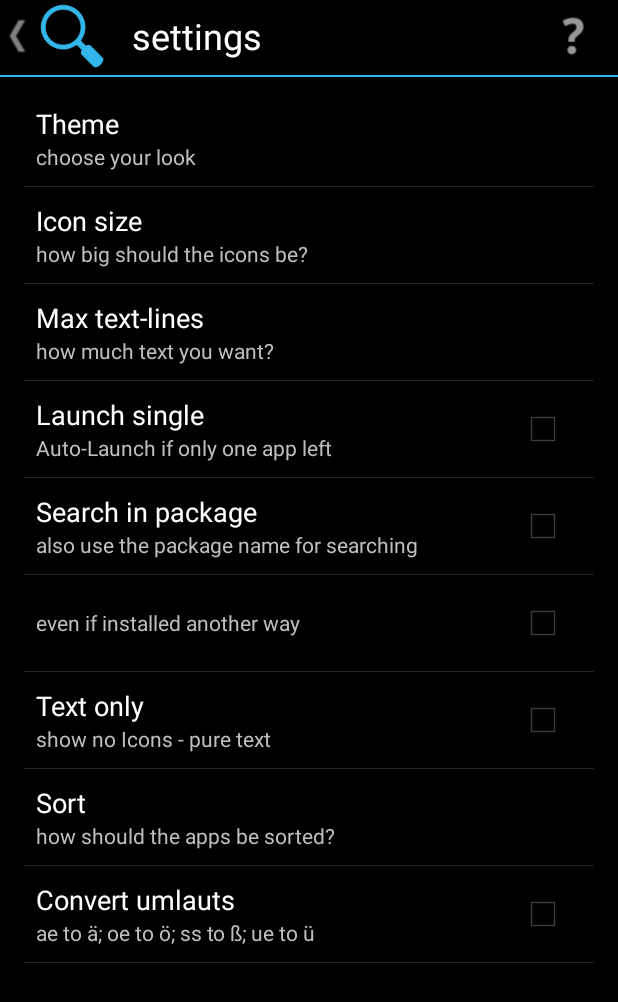
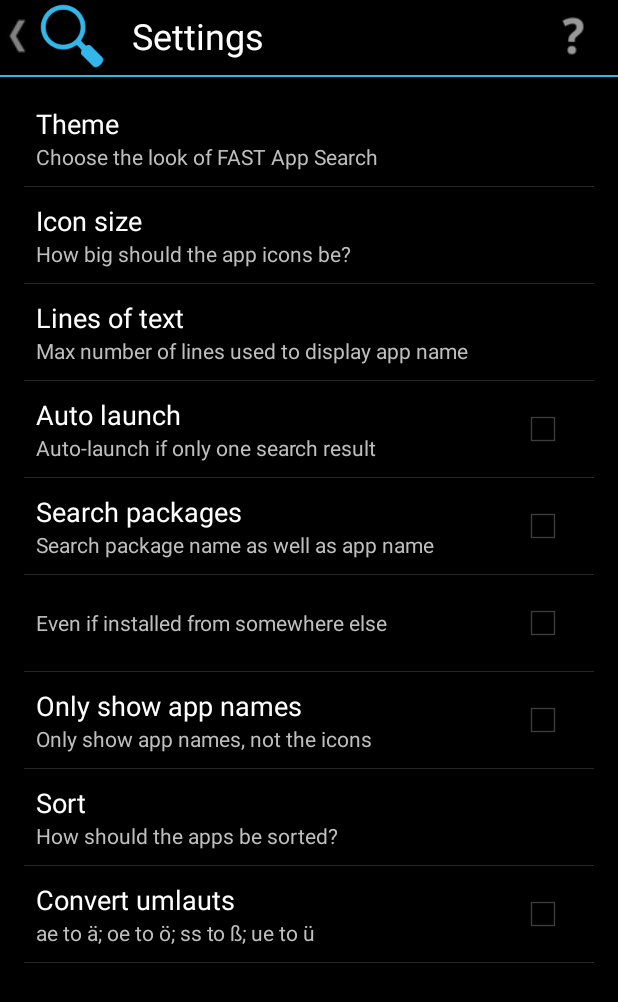
Before and after one commit to ligi/FAST, an Android app: the FASTPrefsActivity screen opened directly, with no data from a screen before it, on a phone screen of 412 x 824 dp. Shown: the top 1002 px of the screen. Run offline under Robolectric (Android 15) with nearby library versions, the light colour scheme and no system bars; libraries missing offline, so code that uses them is left out: org.ligi.tracedroid; network calls fail; 1 statement that could not run was skipped.

Commit message:
Updated strings.xml with minor changes to English.

```diff
--- a/src/main/res/values/strings.xml
+++ b/src/main/res/values/strings.xml
@@ -1,31 +1,31 @@
 <resources>
     <string name="app_name">FAST App Search Tool</string>
     <string name="icon">Icon</string>
-    <string name="launch_single">Launch single</string>
-    <string name="settings">settings</string>
-    <string name="connect">connect</string>
+    <string name="launch_single">Auto launch</string>
+    <string name="settings">Settings</string>
+    <string name="connect">Connect</string>
     <string name="share">Share</string>
-    <string name="rate">rate</string>
-    <string name="also_use_the_package_name_for_searching">also use the package name for searching</string>
-    <string name="search_in_package">Search in package</string>
-    <string name="auto_launch_if_only_one_app_left">Auto-Launch if only one app left</string>
-    <string name="open_in_for_all">Open in %s option for all</string>
-    <string name="even_if_installed_another_way">even if installed another way</string>
+    <string name="rate">Rate</string>
+    <string name="also_use_the_package_name_for_searching">Search package name as well as app name</string>
+    <string name="search_in_package">Search packages</string>
+    <string name="auto_launch_if_only_one_app_left">Auto-launch if only one search result</string>
+    <string name="open_in_for_all">Always show "Open in %s"</string>
+    <string name="even_if_installed_another_way">Even if installed from somewhere else</string>
     <string name="application_details">Application Details</string>
     <string name="open_in">Open in</string>
     <string name="open_as_notification">Open as Notification</string>
     <string name="query_hint">Enter Query here</string>
-    <string name="text_only">Text only</string>
-    <string name="show_no_icons_pure_text">show no Icons - pure text</string>
-    <string name="max_text_lines">Max text-lines</string>
-    <string name="how_much_text_you_want">how much text you want?</string>
-    <string name="create_shortcut">create shortcut</string>
+    <string name="text_only">Only show app names</string>
+    <string name="show_no_icons_pure_text">Only show app names, not the icons</string>
+    <string name="max_text_lines">Lines of text</string>
+    <string name="how_much_text_you_want">Max number of lines used to display app name</string>
+    <string name="create_shortcut">Create shortcut</string>
     <string name="icon_size">Icon size</string>
-    <string name="how_big_icons">how big should the icons be?</string>
+    <string name="how_big_icons">How big should the app icons be?</string>
     <string name="theme">Theme</string>
-    <string name="choose_your_look">choose your look</string>
+    <string name="choose_your_look">Choose the look of FAST App Search</string>
     <string name="sort">Sort</string>
-    <string name="sort_decr">how should the apps be sorted?</string>
+    <string name="sort_decr">How should the apps be sorted?</string>
 
 
     <string name="help_label">Help</string>
@@ -44,20 +44,20 @@
     <string name="convert_umlauts_descr">ae to ä; oe to ö; ss to ß; ue to ü</string>
     <string name="loadingDialogTitle">Caching to serve FAST</string>
     <string-array name="sizes">
-        <item>small</item>
-        <item>medium</item>
-        <item>large</item>
+        <item>Small</item>
+        <item>Medium</item>
+        <item>Large</item>
     </string-array>
 
     <string-array name="themes">
-        <item>dark</item>
-        <item>light</item>
-        <item>transparent dark</item>
-        <item>transparent light</item>
+        <item>Dark</item>
+        <item>Light</item>
+        <item>Transparent dark</item>
+        <item>Transparent light</item>
     </string-array>
 
     <string-array name="sort_orders">
-        <item>unsorted</item>
-        <item>alphabetical</item>
+        <item>Unsorted</item>
+        <item>Alphabetical</item>
     </string-array>
 </resources>
```
